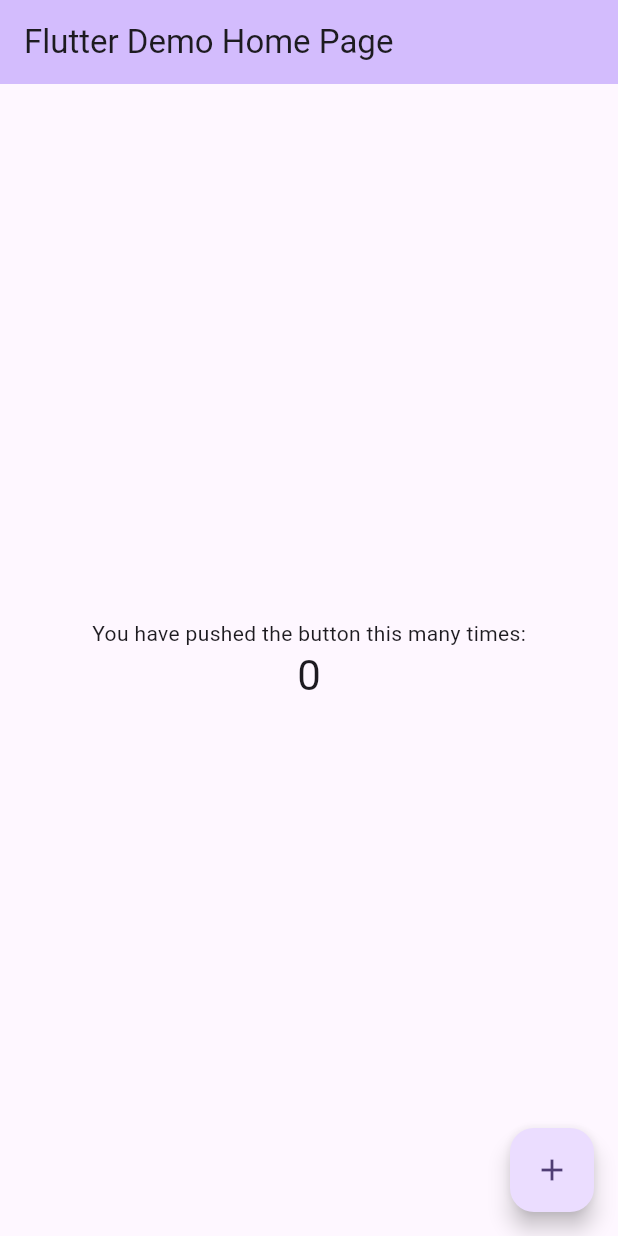
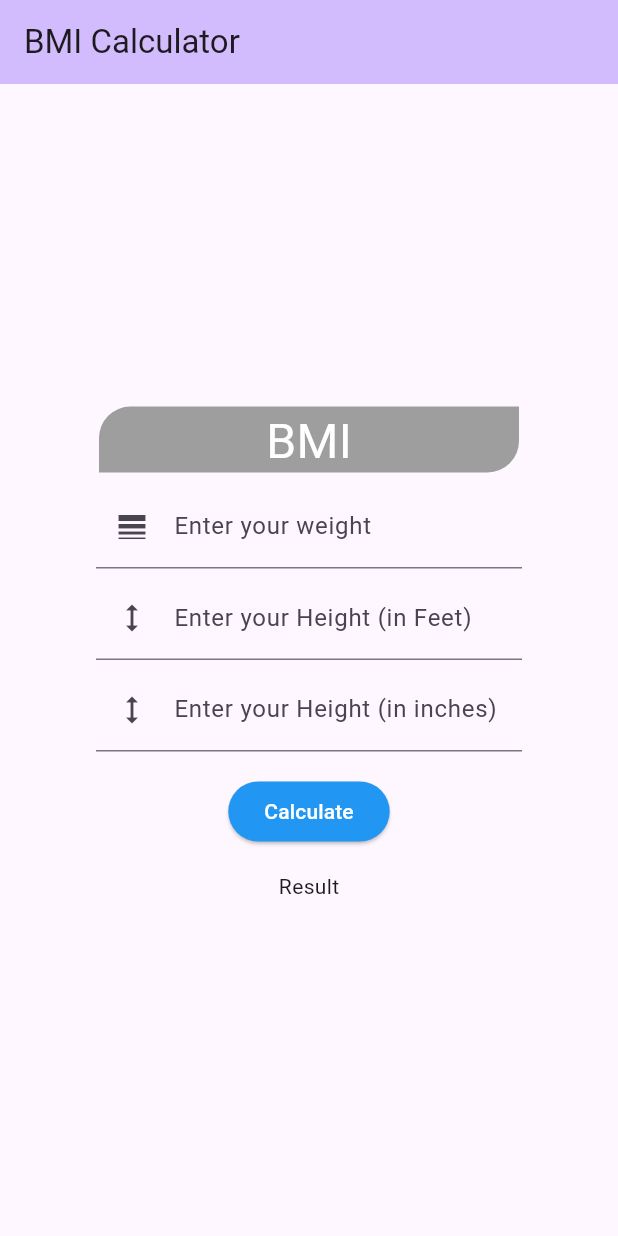
Before and after one commit to Sikandar897/bmi_app, a Flutter app: the screen it shows after launch, on a phone screen of 412 x 824 dp. Run offline on Flutter 3.47's test engine with Material 2 defaults, Android fonts, the phone set to English and light mode, and no system bars.

Commit message:
UI of BMI

```diff
--- /dev/null
+++ b/lib/Presentation/widgets/widgets.dart
@@ -0,0 +1,73 @@
+import 'package:flutter/material.dart';
+
+/* MyTextField Class Contain all Textfield of UI*/
+
+class MyTextField extends StatelessWidget {
+  const MyTextField({super.key});
+
+  @override
+  Widget build(BuildContext context) {
+    //weight
+    var wtController = TextEditingController();
+    //feet
+    var ftController = TextEditingController();
+    //inches
+    var inController = TextEditingController();
+
+    return Column(
+      children: [
+        /* Weight text field */
+
+        TextField(
+          controller: wtController,
+          keyboardType: TextInputType.number,
+          decoration: const InputDecoration(
+              label: Text('Enter your weight'),
+              prefixIcon: Icon(Icons.line_weight)),
+        ),
+
+        const SizedBox(height: 5,),
+
+        /* Height text field */
+        TextField(
+          controller: ftController,
+          keyboardType: TextInputType.number,
+          decoration: const InputDecoration(
+              label: Text('Enter your Height (in Feet)'),
+              prefixIcon: Icon(Icons.height)),
+        ),
+
+
+        const SizedBox(height: 5,),
+
+        /* inches text field */
+
+        TextField(
+          controller: inController,
+          keyboardType: TextInputType.number,
+          decoration: const InputDecoration(
+              label: Text('Enter your Height (in inches)'),
+              prefixIcon: Icon(Icons.height)),
+
+        )
+      ],
+    );
+  }
+}
+
+/* MyButton Class Contain button for UI*/
+
+class MyButton extends StatelessWidget {
+  const MyButton({super.key});
+  @override
+  Widget build(BuildContext context) {
+    return ElevatedButton(
+        onPressed: () {},
+        style: const ButtonStyle(
+            backgroundColor: MaterialStatePropertyAll(Colors.blue)),
+        child: const Text(
+          'Calculate',
+          style: TextStyle(color: Colors.white),
+        ));
+  }
+}
--- a/lib/main.dart
+++ b/lib/main.dart
@@ -1,3 +1,4 @@
+import 'package:bmi_app/Presentation/widgets/widgets.dart';
 import 'package:flutter/material.dart';
 
 void main() {
@@ -11,7 +12,8 @@ class MyApp extends StatelessWidget {
   @override
   Widget build(BuildContext context) {
     return MaterialApp(
-      title: 'Flutter Demo',
+      debugShowCheckedModeBanner: false,
+      title: 'BMI Calculator',
       theme: ThemeData(
         // This is the theme of your application.
         //
@@ -31,23 +33,13 @@ class MyApp extends StatelessWidget {
         colorScheme: ColorScheme.fromSeed(seedColor: Colors.deepPurple),
         useMaterial3: true,
       ),
-      home: const MyHomePage(title: 'Flutter Demo Home Page'),
+      home: const MyHomePage(title: 'BMI Calculator'),
     );
   }
 }
 
 class MyHomePage extends StatefulWidget {
   const MyHomePage({super.key, required this.title});
-
-  // This widget is the home page of your application. It is stateful, meaning
-  // that it has a State object (defined below) that contains fields that affect
-  // how it looks.
-
-  // This class is the configuration for the state. It holds the values (in this
-  // case the title) provided by the parent (in this case the App widget) and
-  // used by the build method of the State. Fields in a Widget subclass are
-  // always marked "final".
-
   final String title;
 
   @override
@@ -55,71 +47,61 @@ class MyHomePage extends StatefulWidget {
 }
 
 class _MyHomePageState extends State<MyHomePage> {
-  int _counter = 0;
-
-  void _incrementCounter() {
-    setState(() {
-      // This call to setState tells the Flutter framework that something has
-      // changed in this State, which causes it to rerun the build method below
-      // so that the display can reflect the updated values. If we changed
-      // _counter without calling setState(), then the build method would not be
-      // called again, and so nothing would appear to happen.
-      _counter++;
-    });
-  }
-
   @override
   Widget build(BuildContext context) {
-    // This method is rerun every time setState is called, for instance as done
-    // by the _incrementCounter method above.
-    //
-    // The Flutter framework has been optimized to make rerunning build methods
-    // fast, so that you can just rebuild anything that needs updating rather
-    // than having to individually change instances of widgets.
     return Scaffold(
         appBar: AppBar(
-        // TRY THIS: Try changing the color here to a specific color (to
-        // Colors.amber, perhaps?) and trigger a hot reload to see the AppBar
-        // change color while the other colors stay the same.
           backgroundColor: Theme.of(context).colorScheme.inversePrimary,
-        // Here we take the value from the MyHomePage object that was created by
-        // the App.build method, and use it to set our appbar title.
           title: Text(widget.title),
         ),
         body: Center(
-        // Center is a layout widget. It takes a single child and positions it
-        // in the middle of the parent.
+          child: SizedBox(
+            width: 300,
             child: Column(
-          // Column is also a layout widget. It takes a list of children and
-          // arranges them vertically. By default, it sizes itself to fit its
-          // children horizontally, and tries to be as tall as its parent.
-          //
-          // Column has various properties to control how it sizes itself and
-          // how it positions its children. Here we use mainAxisAlignment to
-          // center the children vertically; the main axis here is the vertical
-          // axis because Columns are vertical (the cross axis would be
-          // horizontal).
-          //
-          // TRY THIS: Invoke "debug painting" (choose the "Toggle Debug Paint"
-          // action in the IDE, or press "p" in the console), to see the
-          // wireframe for each widget.
               mainAxisAlignment: MainAxisAlignment.center,
-          children: <Widget>[
-            const Text(
-              'You have pushed the button this many times:',
+              children: [
+
+                /* BMI Title Container Start Here  */
+
+                Container(
+                    width: 280,
+                    height: 44,
+                    decoration: const BoxDecoration(
+                        color: Colors.grey,
+                        borderRadius: BorderRadius.only(
+                            topLeft: Radius.elliptical(21, 21),
+                            bottomRight: Radius.elliptical(21, 21))),
+                    child: const Center(
+                        child: Text(
+                      'BMI',
+                      style: TextStyle(color: Colors.white, fontSize: 32),
+                    ))),
+
+                    /* BMI Title Container End Here  */
+
+                /* Text Field Widget */
+
+                const Padding(
+                  padding: EdgeInsets.all(8.0),
+                  child: MyTextField(),
                 ),
-            Text(
-              '$_counter',
-              style: Theme.of(context).textTheme.headlineMedium,
+
+                /* button Widget */
+
+                const Padding(
+                  padding: EdgeInsets.all(8.0),
+                  child: MyButton(),
                 ),
+
+                /* Result Text */
+
+                const Padding(
+                  padding: EdgeInsets.all(8.0),
+                  child: Text('Result'),
+                )
               ],
             ),
           ),
-      floatingActionButton: FloatingActionButton(
-        onPressed: _incrementCounter,
-        tooltip: 'Increment',
-        child: const Icon(Icons.add),
-      ), // This trailing comma makes auto-formatting nicer for build methods.
-    );
+        ));
   }
 }
```
Lines whose indentation alone changed are shown as unchanged.
